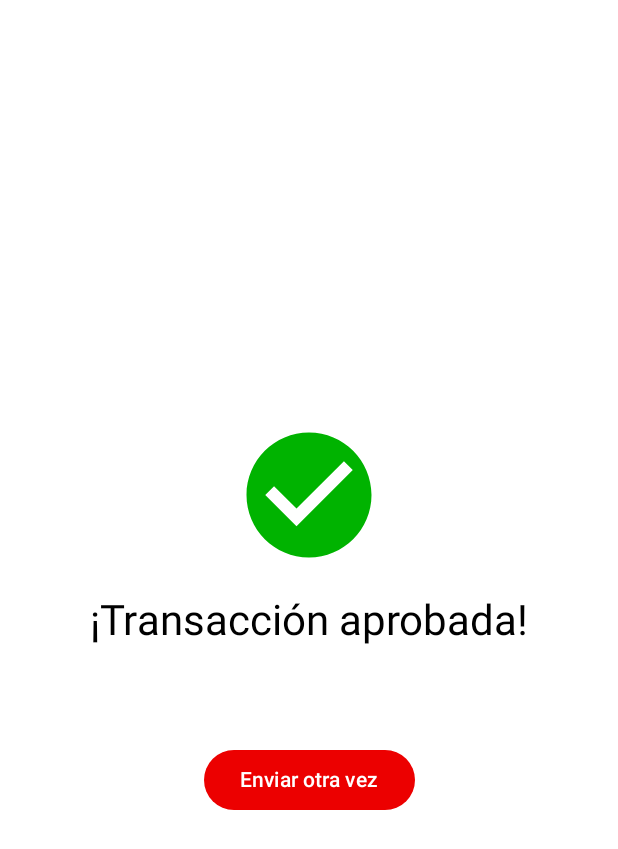
After one commit to IDDigital-Abitab/id-digital-android-sdk, an Android app built with Jetpack Compose: the composable SuccessScreen shown on its own in the app's theme, on a phone screen of 412 x 824 dp. The commit adds this screen. Shown: the top 849 px of the screen. Run offline under Robolectric (Android 15) with nearby library versions, the phone set to English and light mode, and no system bars; 3 statements that could not run were skipped.

Commit message:
example app working

```diff
--- a/app/build.gradle.kts
+++ b/app/build.gradle.kts
@@ -51,6 +51,7 @@ dependencies {
     implementation(libs.androidx.constraintlayout)
     implementation(project(":IDDigitalSDK"))
     implementation(libs.androidx.ui.android)
+    implementation(libs.aws.auth.cognito)
     testImplementation(libs.junit)
     androidTestImplementation(libs.androidx.junit)
     androidTestImplementation(libs.androidx.espresso.core)
@@ -71,4 +72,5 @@ dependencies {
     debugImplementation(libs.androidx.ui.tooling)
     implementation(libs.androidx.ui.tooling.preview)
     implementation(libs.androidx.activity.compose)
+    implementation(libs.okhttp)
 }
--- /dev/null
+++ b/app/src/main/java/com/example/iddigital/SuccessScreen.kt
@@ -0,0 +1,57 @@
+package com.example.iddigital
+
+import androidx.compose.foundation.layout.Arrangement
+import androidx.compose.foundation.layout.Column
+import androidx.compose.foundation.layout.Spacer
+import androidx.compose.foundation.layout.fillMaxSize
+import androidx.compose.foundation.layout.height
+import androidx.compose.foundation.layout.size
+import androidx.compose.material.icons.Icons
+import androidx.compose.material.icons.filled.CheckCircle
+import androidx.compose.material3.Button
+import androidx.compose.material3.Icon
+import androidx.compose.material3.MaterialTheme
+import androidx.compose.material3.Text
+import androidx.compose.runtime.Composable
+import androidx.compose.ui.Alignment
+import androidx.compose.ui.Modifier
+import androidx.compose.ui.graphics.Color
+import androidx.compose.ui.tooling.preview.Preview
+import androidx.compose.ui.unit.dp
+
+@Preview(showBackground = true)
+@Composable
+fun SuccessScreenPreview() {
+    SuccessScreen(onRetry = {})
+}
+
+@Composable
+fun SuccessScreen(onRetry: () -> Unit) {
+    Column(
+        modifier = Modifier.fillMaxSize(),
+        verticalArrangement = Arrangement.Center,
+        horizontalAlignment = Alignment.CenterHorizontally
+    ) {
+        Icon(
+            imageVector = Icons.Filled.CheckCircle,
+            contentDescription = "Success",
+            tint = Color(0xFF00b300),
+            modifier = Modifier.size(100.dp)
+        )
+        Spacer(modifier = Modifier.height(16.dp))
+        Text("¡Transacción aprobada!", style = MaterialTheme.typography.headlineMedium)
+
+        Spacer(modifier = Modifier.height(64.dp))
+
+        Button(
+            colors = androidx.compose.material3.ButtonDefaults.buttonColors(
+                containerColor = Color(0xFFEC0000),
+                contentColor = Color.White
+            ),
+            onClick = onRetry
+        ) {
+            Text("Enviar otra vez", color = Color.White)
+        }
+
+    }
+}
```
Also changed, not shown: app/src/main/java/com/example/iddigital/ErrorScreen.kt (added, +56 -0 lines), app/src/main/java/com/example/iddigital/MainActivity.kt (+75 -12 lines), app/src/main/java/com/example/iddigital/ProcessingScreen.kt (added, +47 -0 lines).
